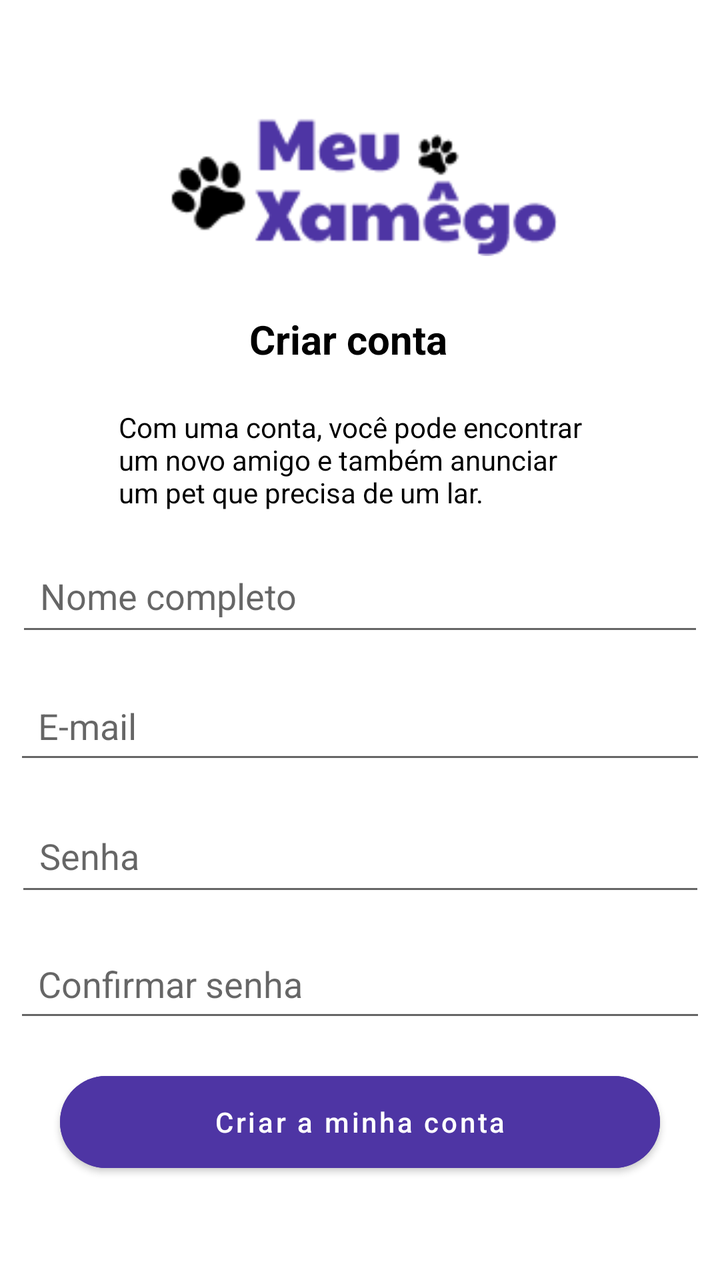
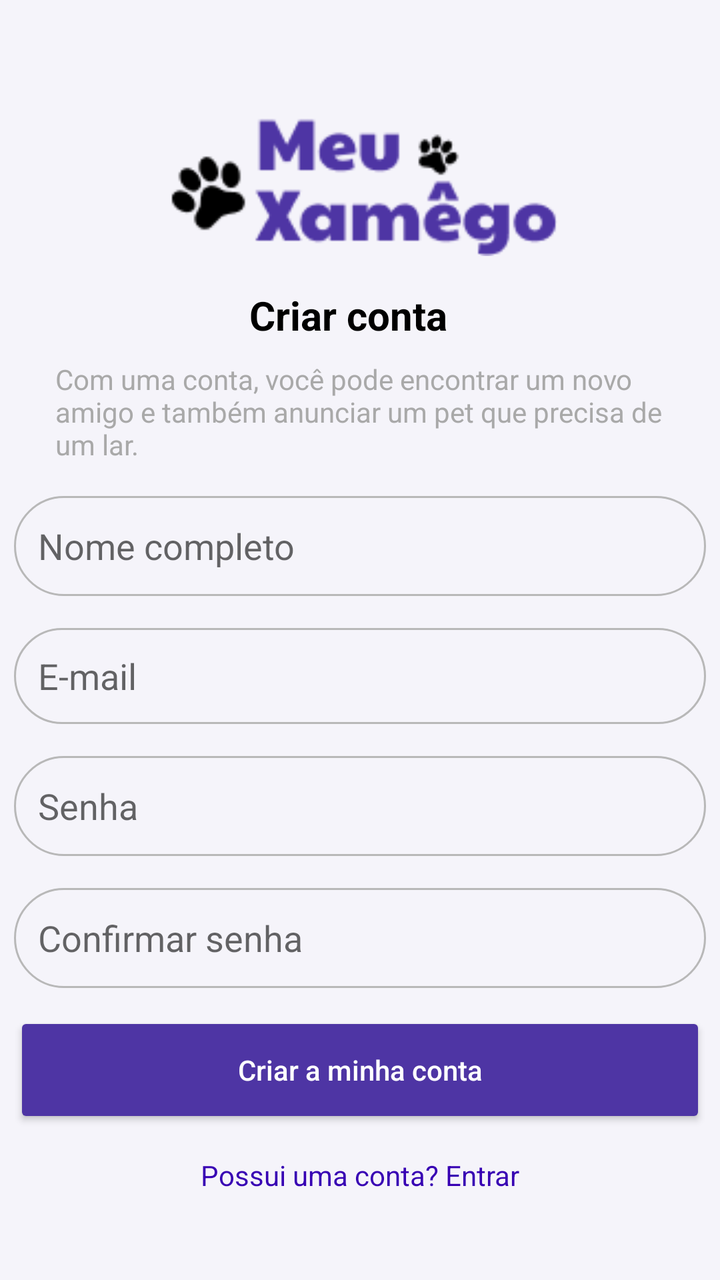

Screens rendered from an Android XML layout before and after an edit, with the pre-edit source and the edit as a unified diff.
<!-- AndroidManifest.xml: application theme Theme.MyApplication -->
<!-- res/layout/activity_signup.xml -->
<?xml version="1.0" encoding="utf-8"?>
<androidx.constraintlayout.widget.ConstraintLayout xmlns:android="http://schemas.android.com/apk/res/android"
    android:layout_width="match_parent"
    android:layout_height="match_parent"
    xmlns:app="http://schemas.android.com/apk/res-auto"
    xmlns:tools="http://schemas.android.com/tools"
    android:id="@+id/main_layout"
    android:background="@color/white"
    tools:context=".SignupActivity">

    <ImageView
        android:id="@+id/imgLogo"
        android:layout_width="254dp"
        android:layout_height="76dp"
        android:layout_marginTop="52dp"
        android:contentDescription="@string/app_name"
        android:src="@drawable/meuxamego_logo"
        app:layout_constraintEnd_toEndOf="parent"
        app:layout_constraintHorizontal_bias="0.496"
        app:layout_constraintStart_toStartOf="parent"
        app:layout_constraintTop_toTopOf="parent" />

    <TextView
        android:id="@+id/tvTitle"
        android:layout_width="111dp"
        android:layout_height="32dp"
        android:layout_marginTop="28dp"
        android:text="Criar conta"
        android:textColor="@color/black"
        android:textSize="20sp"
        android:textStyle="bold"
        app:layout_constraintEnd_toEndOf="parent"
        app:layout_constraintStart_toStartOf="parent"
        app:layout_constraintTop_toBottomOf="@id/imgLogo" />

    <TextView
        android:id="@+id/tvDesc"
        android:layout_width="242dp"
        android:layout_height="53dp"
        android:layout_marginStart="35dp"
        android:layout_marginTop="16dp"
        android:layout_marginEnd="32dp"
        android:text="Com uma conta, você pode encontrar um novo amigo e também anunciar um pet que precisa de um lar."
        android:textAlignment="center"
        android:textColor="@color/black"
        app:layout_constraintEnd_toEndOf="parent"
        app:layout_constraintHorizontal_bias="0.48"
        app:layout_constraintStart_toStartOf="parent"
        app:layout_constraintTop_toBottomOf="@+id/tvTitle" />

    <com.google.android.material.textfield.TextInputEditText
        android:id="@+id/etName"
        android:layout_width="344dp"
        android:layout_height="50dp"
        android:layout_marginTop="16dp"
        android:hint="Nome completo"
        android:inputType="textPersonName"
        android:padding="12dp"
        android:textColor="@color/black"
        app:layout_constraintTop_toBottomOf="@+id/tvDesc"
        app:layout_constraintStart_toStartOf="parent"
        app:layout_constraintEnd_toEndOf="parent"
        app:layout_constraintHorizontal_bias="0.5" />

    <com.google.android.material.textfield.TextInputEditText
        android:id="@+id/etEmail"
        android:layout_width="346dp"
        android:layout_height="48dp"
        android:layout_marginTop="16dp"
        android:hint="E-mail"
        android:inputType="textEmailAddress"
        android:padding="12dp"
        android:textColor="@color/black"
        app:layout_constraintTop_toBottomOf="@+id/etName"
        app:layout_constraintStart_toStartOf="parent"
        app:layout_constraintEnd_toEndOf="parent"
        app:layout_constraintHorizontal_bias="0.5" />

    <com.google.android.material.textfield.TextInputEditText
        android:id="@+id/etPassword"
        android:layout_width="345dp"
        android:layout_height="50dp"
        android:layout_marginTop="16dp"
        android:hint="Senha"
        android:inputType="textPassword"
        android:padding="12dp"
        android:maxLength="8"
        android:textColor="@color/black"
        app:layout_constraintTop_toBottomOf="@+id/etEmail"
        app:layout_constraintStart_toStartOf="parent"
        app:layout_constraintEnd_toEndOf="parent"
        app:layout_constraintHorizontal_bias="0.5" />

    <com.google.android.material.textfield.TextInputEditText
        android:id="@+id/etConfirm"
        android:layout_width="346dp"
        android:layout_height="47dp"
        android:layout_marginTop="16dp"
        android:hint="Confirmar senha"
        android:inputType="textPassword"
        android:padding="12dp"
        android:maxLength="8"
        android:textColor="@color/black"
        app:layout_constraintTop_toBottomOf="@+id/etPassword"
        app:layout_constraintStart_toStartOf="parent"
        app:layout_constraintEnd_toEndOf="parent"
        app:layout_constraintHorizontal_bias="0.5" />

    <LinearLayout
        android:id="@+id/layoutSocial"
        android:layout_width="wrap_content"
        android:layout_height="wrap_content"
        android:orientation="horizontal"
        android:layout_marginTop="12dp"
        app:layout_constraintTop_toBottomOf="@+id/etConfirm"
        app:layout_constraintStart_toStartOf="parent"
        app:layout_constraintEnd_toEndOf="parent"
        app:layout_constraintHorizontal_bias="0.5" />

    <TextView
        android:id="@+id/tvLogin"
        android:layout_width="wrap_content"
        android:layout_height="wrap_content"
        android:layout_marginTop="24dp"
        android:text="Possui uma conta? Entrar"
        android:textColor="@color/purple_700"
        app:layout_constraintTop_toBottomOf="@id/layoutSocial"
        app:layout_constraintStart_toStartOf="parent"
        app:layout_constraintEnd_toEndOf="parent"
        app:layout_constraintHorizontal_bias="0.5" />

    <com.google.android.material.button.MaterialButton
        android:id="@+id/btnCreate"
        android:layout_width="300dp"
        android:layout_height="58dp"
        android:layout_marginTop="16dp"
        android:backgroundTint="#4E35A4"
        android:text="Criar a minha conta"
        android:textAllCaps="false"
        android:textColor="@color/white"
        app:cornerRadius="24dp"
        android:elevation="6dp"
        app:layout_constraintTop_toBottomOf="@+id/etConfirm"
        app:layout_constraintStart_toStartOf="parent"
        app:layout_constraintEnd_toEndOf="parent"
        app:layout_constraintHorizontal_bias="0.5" />

</androidx.constraintlayout.widget.ConstraintLayout>
<!-- resources referenced by this layout -->
<resources>
  <color name="black">#FF000000</color>
  <color name="purple_700">#FF3700B3</color>
  <color name="white">#FFFFFFFF</color>
  <!-- drawable meuxamego_logo: png bitmap (drawable, 4317 bytes) -->
  <string name="app_name">My Application</string>
  <style name="Theme.MyApplication" parent="Theme.MaterialComponents.DayNight.DarkActionBar">
          
          <item name="colorPrimary">@color/purple_500</item>
          <item name="colorPrimaryVariant">@color/purple_700</item>
          <item name="colorOnPrimary">@color/white</item>
          
          <item name="colorSecondary">@color/teal_200</item>
          <item name="colorSecondaryVariant">@color/teal_700</item>
          <item name="colorOnSecondary">@color/black</item>
          
          <item name="android:statusBarColor">?attr/colorPrimaryVariant</item>
          
      </style>
  <color name="purple_500">#FF6200EE</color>
  <color name="teal_200">#FF03DAC5</color>
  <color name="teal_700">#FF018786</color>
</resources>

<!-- the commit's change to res/layout/activity_signup.xml (unified diff, before → after) -->
@@ -5,8 +5,9 @@
     xmlns:app="http://schemas.android.com/apk/res-auto"
     xmlns:tools="http://schemas.android.com/tools"
     android:id="@+id/main_layout"
-    android:background="@color/white"
-    tools:context=".SignupActivity">
+    android:background="#F5F4FA"
+    tools:context=".SignupActivity"
+    >
 
     <ImageView
         android:id="@+id/imgLogo"
@@ -24,7 +25,7 @@
         android:id="@+id/tvTitle"
         android:layout_width="111dp"
         android:layout_height="32dp"
-        android:layout_marginTop="28dp"
+        android:layout_marginTop="16dp"
         android:text="Criar conta"
         android:textColor="@color/black"
         android:textSize="20sp"
@@ -35,34 +36,35 @@
 
     <TextView
         android:id="@+id/tvDesc"
-        android:layout_width="242dp"
-        android:layout_height="53dp"
+        android:layout_width="310dp"
+        android:layout_height="52dp"
         android:layout_marginStart="35dp"
-        android:layout_marginTop="16dp"
+        android:layout_marginTop="4dp"
         android:layout_marginEnd="32dp"
         android:text="Com uma conta, você pode encontrar um novo amigo e também anunciar um pet que precisa de um lar."
         android:textAlignment="center"
-        android:textColor="@color/black"
+        android:textColor="#a9a9a9"
         app:layout_constraintEnd_toEndOf="parent"
-        app:layout_constraintHorizontal_bias="0.48"
+        app:layout_constraintHorizontal_bias="0.441"
         app:layout_constraintStart_toStartOf="parent"
         app:layout_constraintTop_toBottomOf="@+id/tvTitle" />
 
-    <com.google.android.material.textfield.TextInputEditText
+    <EditText
         android:id="@+id/etName"
-        android:layout_width="344dp"
+        android:layout_width="346dp"
         android:layout_height="50dp"
         android:layout_marginTop="16dp"
         android:hint="Nome completo"
         android:inputType="textPersonName"
         android:padding="12dp"
-        android:textColor="@color/black"
+        android:textColor="#d3d3d3"
+        android:background="@drawable/borda_fina"
         app:layout_constraintTop_toBottomOf="@+id/tvDesc"
         app:layout_constraintStart_toStartOf="parent"
         app:layout_constraintEnd_toEndOf="parent"
         app:layout_constraintHorizontal_bias="0.5" />
 
-    <com.google.android.material.textfield.TextInputEditText
+    <EditText
         android:id="@+id/etEmail"
         android:layout_width="346dp"
         android:layout_height="48dp"
@@ -70,37 +72,40 @@
         android:hint="E-mail"
         android:inputType="textEmailAddress"
         android:padding="12dp"
-        android:textColor="@color/black"
+        android:textColor="#a9a9a9"
+        android:background="@drawable/borda_fina"
         app:layout_constraintTop_toBottomOf="@+id/etName"
         app:layout_constraintStart_toStartOf="parent"
         app:layout_constraintEnd_toEndOf="parent"
         app:layout_constraintHorizontal_bias="0.5" />
 
-    <com.google.android.material.textfield.TextInputEditText
+    <EditText
         android:id="@+id/etPassword"
-        android:layout_width="345dp"
+        android:layout_width="346dp"
         android:layout_height="50dp"
         android:layout_marginTop="16dp"
         android:hint="Senha"
         android:inputType="textPassword"
         android:padding="12dp"
         android:maxLength="8"
-        android:textColor="@color/black"
+        android:textColor="#a9a9a9"
+        android:background="@drawable/borda_fina"
         app:layout_constraintTop_toBottomOf="@+id/etEmail"
         app:layout_constraintStart_toStartOf="parent"
         app:layout_constraintEnd_toEndOf="parent"
         app:layout_constraintHorizontal_bias="0.5" />
 
-    <com.google.android.material.textfield.TextInputEditText
+    <EditText
         android:id="@+id/etConfirm"
         android:layout_width="346dp"
-        android:layout_height="47dp"
+        android:layout_height="50dp"
         android:layout_marginTop="16dp"
         android:hint="Confirmar senha"
         android:inputType="textPassword"
         android:padding="12dp"
         android:maxLength="8"
-        android:textColor="@color/black"
+        android:textColor="#a9a9a9"
+        android:background="@drawable/borda_fina"
         app:layout_constraintTop_toBottomOf="@+id/etPassword"
         app:layout_constraintStart_toStartOf="parent"
         app:layout_constraintEnd_toEndOf="parent"
@@ -121,28 +126,30 @@
         android:id="@+id/tvLogin"
         android:layout_width="wrap_content"
         android:layout_height="wrap_content"
-        android:layout_marginTop="24dp"
+        android:layout_marginTop="72dp"
         android:text="Possui uma conta? Entrar"
         android:textColor="@color/purple_700"
-        app:layout_constraintTop_toBottomOf="@id/layoutSocial"
+        android:autoLink="web"
+        android:linksClickable="true"
+        android:focusable="true"
+        app:layout_constraintEnd_toEndOf="parent"
         app:layout_constraintStart_toStartOf="parent"
-        app:layout_constraintEnd_toEndOf="parent"
-        app:layout_constraintHorizontal_bias="0.5" />
+        app:layout_constraintTop_toBottomOf="@id/layoutSocial" />
 
-    <com.google.android.material.button.MaterialButton
+    <Button
         android:id="@+id/btnCreate"
-        android:layout_width="300dp"
+        android:layout_width="346dp"
         android:layout_height="58dp"
-        android:layout_marginTop="16dp"
+        android:layout_marginTop="12dp"
         android:backgroundTint="#4E35A4"
+        android:elevation="6dp"
         android:text="Criar a minha conta"
         android:textAllCaps="false"
         android:textColor="@color/white"
         app:cornerRadius="24dp"
-        android:elevation="6dp"
-        app:layout_constraintTop_toBottomOf="@+id/etConfirm"
+        app:layout_constraintEnd_toEndOf="parent"
+        app:layout_constraintHorizontal_bias="0.495"
         app:layout_constraintStart_toStartOf="parent"
-        app:layout_constraintEnd_toEndOf="parent"
-        app:layout_constraintHorizontal_bias="0.5" />
+        app:layout_constraintTop_toBottomOf="@+id/etConfirm" />
 
 </androidx.constraintlayout.widget.ConstraintLayout>
<!-- resource entries referenced after the edit -->
@@ -3,6 +3,31 @@
   <color name="black">#FF000000</color>
   <color name="purple_700">#FF3700B3</color>
   <color name="white">#FFFFFFFF</color>
+  <!-- drawable borda_fina (drawable) -->
+  <?xml version="1.0" encoding="utf-8"?>
+  <selector xmlns:android="http://schemas.android.com/apk/res/android">
+  
+      <item android:state_focused="true">
+          <shape android:shape="rectangle">
+              <solid android:color="@android:color/transparent" />
+              <stroke
+                  android:width="2dp"
+                  android:color="#2196F3" />
+              <corners android:radius="24dp" />
+          </shape>
+      </item>
+  
+      <item>
+          <shape android:shape="rectangle">
+              <solid android:color="@android:color/transparent" />
+              <stroke
+                  android:width="1dp"
+                  android:color="#B8B8B8"/>
+              <corners android:radius="25dp" />
+          </shape>
+      </item>
+  
+  </selector>
   <!-- drawable meuxamego_logo: png bitmap (drawable, 4317 bytes) -->
   <string name="app_name">My Application</string>
   <style name="Theme.MyApplication" parent="Theme.MaterialComponents.DayNight.DarkActionBar">
